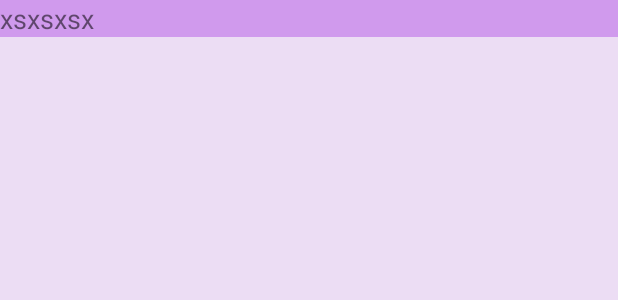
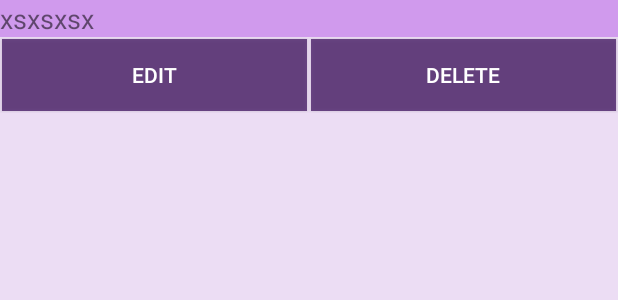
Before and after one commit to Taran2994/AndroidProject, an Android app: the layout activity_emp_detail.xml on its own in the app's theme, with its tools: preview values and no code run, on a phone screen of 412 x 824 dp. Shown: the top 300 px of the screen. Run offline under Robolectric (Android 15) with nearby library versions, the phone set to English and light mode, and no system bars.

Commit message:
Deleting an Item from list done C#23

```diff
--- a/app/src/main/java/com/example/myapplication/EmpDetail.java
+++ b/app/src/main/java/com/example/myapplication/EmpDetail.java
@@ -3,17 +3,21 @@ package com.example.myapplication;
 import androidx.appcompat.app.AppCompatActivity;
 
 import android.os.Bundle;
+import android.view.View;
+import android.widget.Button;
 import android.widget.TextView;
 
 public class EmpDetail extends AppCompatActivity {
 
     TextView content;
+    Button delete;
+    int position;
 
     @Override
     protected void onCreate(Bundle savedInstanceState) {
         super.onCreate(savedInstanceState);
         setContentView(R.layout.activity_emp_detail);
-        int position = getIntent().getIntExtra("empPosition", -1);
+          position = getIntent().getIntExtra("empPosition", -1);
         content = findViewById(R.id.contentTV);
 
         SingletonClass obj = SingletonClass.getInstance();
@@ -28,10 +32,10 @@ public class EmpDetail extends AppCompatActivity {
         String model = veh1.getModel();
         String plate = veh1.getPlateNum();
         String color = veh1.getColor();
-        String extra="";
+        String extra = "";
         Double ocpRate = emp1.getOcpRate();
         Double annualIncome = emp1.getAnnualSalary();
-        String empExtra="";
+        String empExtra = "";
         int clientsNum, bugsNum, projectsNum;
 
         if (vehtype.equalsIgnoreCase("Motor Bike")) {
@@ -66,10 +70,18 @@ public class EmpDetail extends AppCompatActivity {
 
 
         content.setText("Name :" + name + ", a " + emptype + "\nID :" + id + "\nAge :" + age + "\nEmployee has a " + vehtype + "\n" +
-                        " - Model :"+model+"\n - Plate number :"+plate+"\n - Color :"+color+"\n "+extra+"\nOccupation Rate :"+ocpRate+"\nAnnual Income :$ "
-                        +annualIncome+"\nHe/She has "+empExtra
-                         );
+                " - Model :" + model + "\n - Plate number :" + plate + "\n - Color :" + color + "\n " + extra + "\nOccupation Rate :" + ocpRate + "\nAnnual Income :$ "
+                + annualIncome + "\nHe/She has " + empExtra
+        );
+
+
 
 
     }
+
+    public void onDelClick(View v) {
+        finish();
+        SingletonClass obj1 = SingletonClass.getInstance();
+        obj1.emplist.remove(position);
+    }
 }
--- a/app/src/main/java/com/example/myapplication/MainActivity.java
+++ b/app/src/main/java/com/example/myapplication/MainActivity.java
@@ -49,6 +49,7 @@ public class MainActivity extends AppCompatActivity {
     }
 
     public void openn(View view) {
+
         Intent intent = new Intent(this, RegisterationForm.class);
         startActivity(intent);
 
--- a/app/src/main/res/layout/activity_emp_detail.xml
+++ b/app/src/main/res/layout/activity_emp_detail.xml
@@ -16,4 +16,33 @@
         android:background="#71AB46E3"
         android:text="xsxsxsx"
         android:textSize="18sp" />
+
+    <LinearLayout
+        android:layout_width="match_parent"
+        android:layout_height="wrap_content"
+        >
+
+        <Button
+            android:id="@+id/butEdit"
+            android:layout_width="0dp"
+            android:layout_height="wrap_content"
+            android:layout_margin="1dp"
+            android:layout_weight="1"
+            android:background="#C4461B65"
+            android:text="Edit"
+            android:textColor="#FFFFFF"></Button>
+
+        <Button
+            android:id="@+id/butDel"
+            android:layout_width="0dp"
+            android:layout_height="wrap_content"
+            android:layout_margin="1dp"
+            android:layout_weight="1"
+            android:background="#C4461B65"
+            android:onClick="onDelClick"
+            android:text="Delete"
+            android:textColor="#FFFFFF"></Button>
+
+
+    </LinearLayout>
 </LinearLayout>
```
